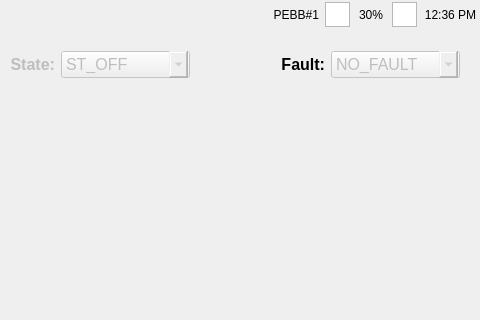
Qt form mainwindow.ui (ChauLe19/MDE_HMI) before a commit; both pictures show x 320 to 800 and y 0 to 320 of the 800 by 480 pixel window.
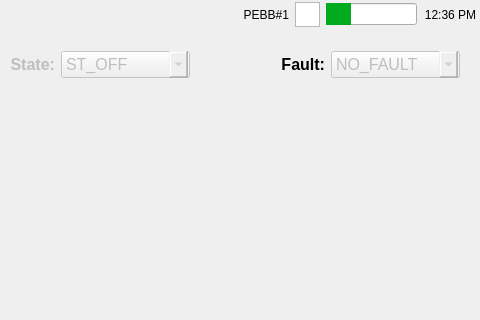
The same form after that commit. Icons and pictures are not drawn.

Commit message: Added battery polling

```diff
--- a/mainwindow.ui
+++ b/mainwindow.ui
@@ -108,34 +108,40 @@
         </widget>
        </item>
        <item>
-        <widget class="QLabel" name="BatteryPercentageLabel">
-         <property name="maximumSize">
-          <size>
-           <width>30</width>
-           <height>16777215</height>
-          </size>
+        <widget class="QProgressBar" name="BatteryBar">
+         <property name="enabled">
+          <bool>true</bool>
          </property>
-         <property name="text">
-          <string>30%</string>
+         <property name="sizePolicy">
+          <sizepolicy hsizetype="Fixed" vsizetype="Fixed">
+           <horstretch>0</horstretch>
+           <verstretch>0</verstretch>
+          </sizepolicy>
          </property>
-         <property name="scaledContents">
+         <property name="font">
+          <font>
+           <family>Segoe UI</family>
+          </font>
+         </property>
+         <property name="autoFillBackground">
           <bool>false</bool>
-         </property>
-         <property name="alignment">
-          <set>Qt::AlignCenter</set>
-         </property>
-        </widget>
-       </item>
-       <item>
-        <widget class="QGraphicsView" name="BatterySymbol">
-         <property name="maximumSize">
-          <size>
-           <width>25</width>
-           <height>25</height>
-          </size>
          </property>
          <property name="styleSheet">
-          <string notr="true">border-image: url(:/pictures/battery.png);</string>
+          <string notr="true">QProgressBar#BatteryBar{color: white;}
+
+QProgressBar::chunk {
+     background-color: #02AA20;
+     width: 5px;
+ }</string>
+         </property>
+         <property name="value">
+          <number>24</number>
+         </property>
+         <property name="textVisible">
+          <bool>false</bool>
+         </property>
+         <property name="invertedAppearance">
+          <bool>false</bool>
          </property>
         </widget>
        </item>
```
Left out of the diff: 7 changed lines with no effect on the pictures. The commit also changes 7 other files.
